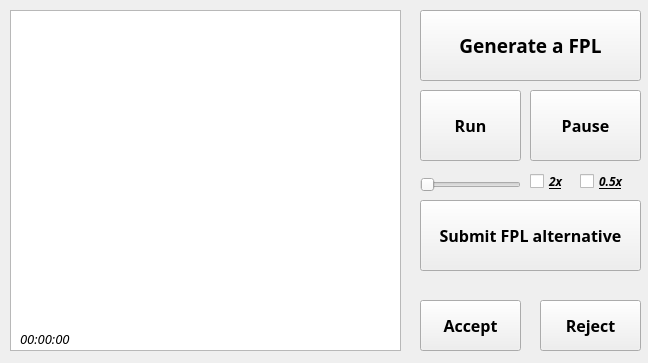
kom1che/RD, file service.ui: the form before one commit.
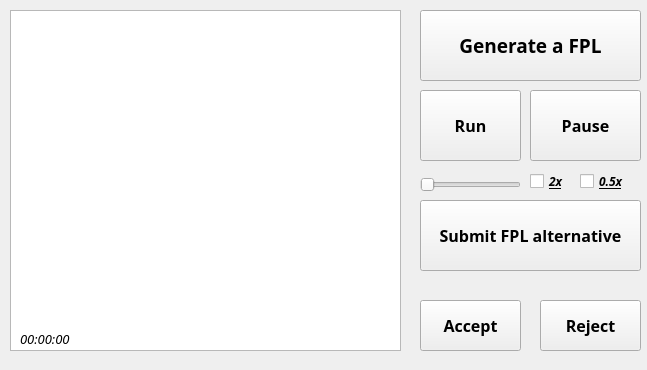
The form after the commit.

The edit to the form file:
```diff
--- a/service.ui
+++ b/service.ui
@@ -9,8 +9,8 @@
    <rect>
     <x>0</x>
     <y>0</y>
-    <width>648</width>
-    <height>363</height>
+    <width>647</width>
+    <height>370</height>
    </rect>
   </property>
   <property name="windowTitle">
```
